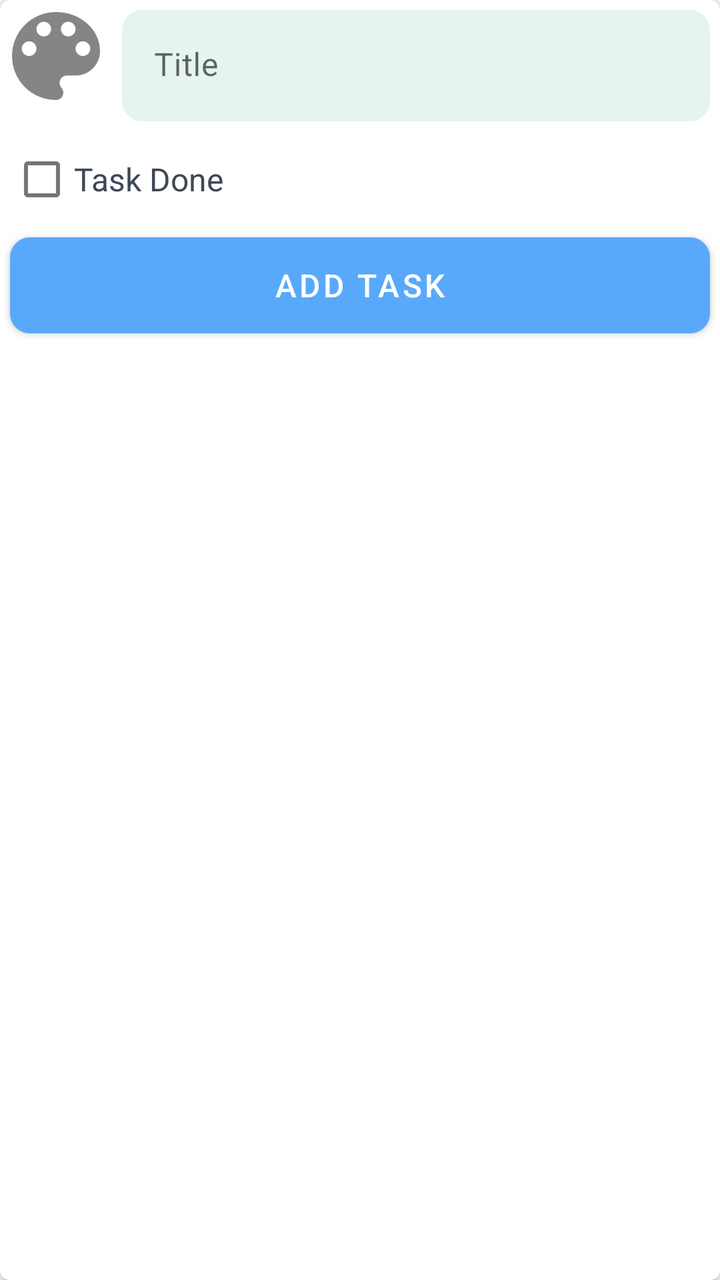
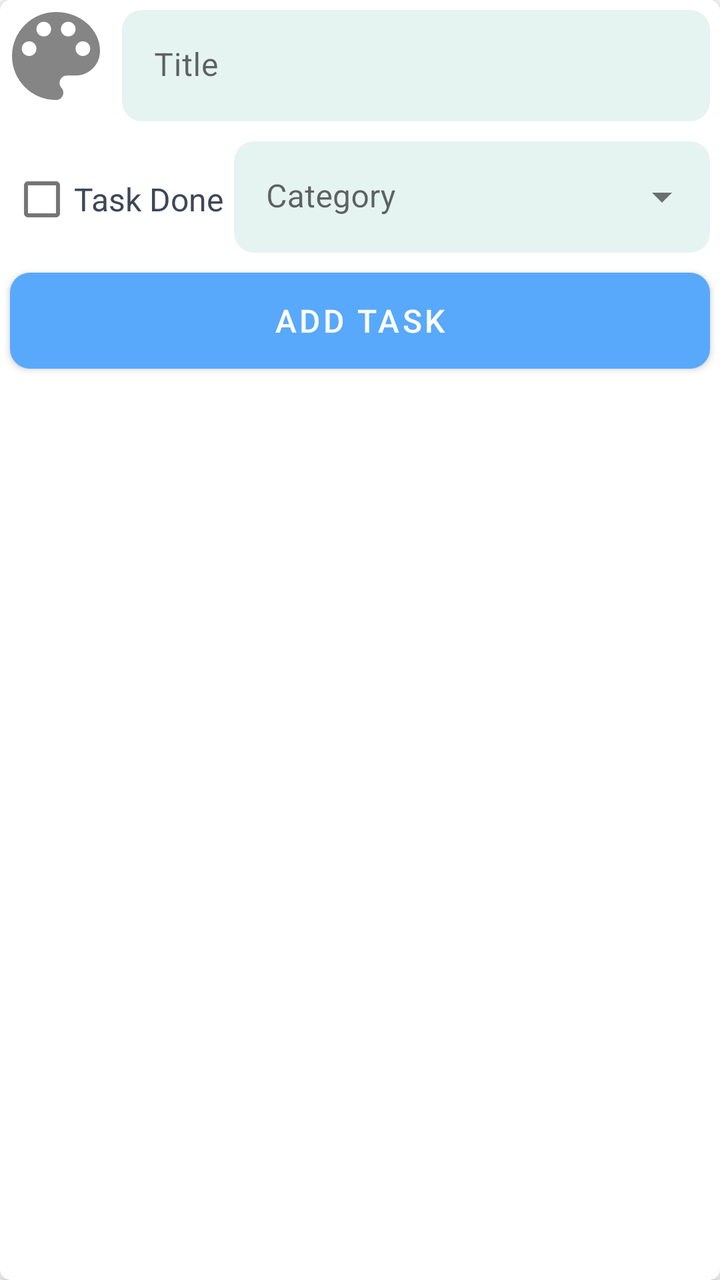

An Android layout rendered at two revisions. The XML below is the earlier revision; the diff shows what the commit changed to produce the second picture.
<!-- AndroidManifest.xml: application theme Theme.NotePad -->
<!-- res/layout/layout_bottom_sheet_add_task.xml -->
<?xml version="1.0" encoding="utf-8"?>
<androidx.cardview.widget.CardView xmlns:android="http://schemas.android.com/apk/res/android"
    xmlns:app="http://schemas.android.com/apk/res-auto"
    android:layout_width="match_parent"
    android:layout_height="wrap_content"
    app:cardBackgroundColor="?attr/backgroundColor"
    android:padding="5dp"
    app:cardCornerRadius="5dp"
    app:cardElevation="5dp"
    app:layout_behavior="android.support.design.widget.BottomSheetBehavior">

    <RelativeLayout
        android:layout_width="match_parent"
        android:layout_height="wrap_content">

        <ImageView
            android:id="@+id/imageViewChooseColor"
            android:layout_width="50dp"
            android:layout_height="50dp"
            android:layout_alignParentLeft="true"
            android:layout_margin="3dp"
            android:padding="3dp"
            android:src="@drawable/ic_color_palette" />

        <com.google.android.material.textfield.TextInputLayout
            android:id="@+id/textLayoutTitle"
            android:layout_toRightOf="@id/imageViewChooseColor"
            style="@style/textinputlayout_large"
            android:layout_width="match_parent"
            android:layout_height="wrap_content"
            android:layout_margin="5dp"
            app:boxBackgroundMode="filled"
            app:boxCornerRadiusBottomEnd="10dp"
            app:boxCornerRadiusBottomStart="10dp"
            app:boxCornerRadiusTopEnd="10dp"
            app:boxCornerRadiusTopStart="10dp"
            app:boxStrokeWidth="0dp"
            app:boxStrokeWidthFocused="0dp"
            app:endIconMode="clear_text">
            <com.google.android.material.textfield.TextInputEditText
                android:id="@+id/edittextTitle"
                style="@style/textViewTitle"
                android:layout_width="match_parent"
                android:layout_height="wrap_content"
                android:cursorVisible="true"
                android:hint="@string/title"
                android:maxLines="1"
                android:textAlignment="textStart" />
        </com.google.android.material.textfield.TextInputLayout>

        <CheckBox
            android:id="@+id/checkBoxIsChecked"
            style="@style/textViewTitle"
            android:layout_width="wrap_content"
            android:layout_height="wrap_content"
            android:layout_below="@id/textLayoutTitle"
            android:layout_alignParentLeft="true"
            android:layout_marginLeft="5dp"
            android:maxLines="1"
            android:text="@string/task_done" />

        <com.google.android.material.button.MaterialButton
            android:id="@+id/buttonAddCategory"
            style="@style/firstButton"
            android:layout_width="match_parent"
            android:layout_height="wrap_content"
            android:layout_below="@id/checkBoxIsChecked"
            android:layout_margin="5dp"
            android:text="@string/task_add" />

    </RelativeLayout>

</androidx.cardview.widget.CardView>
<!-- resources referenced by this layout -->
<resources>
  <string name="task_add">Add Task</string>
  <string name="task_done">Task Done</string>
  <string name="title">Title</string>
  <style name="firstButton">
          <item name="android:background">@drawable/first_button</item>
          <item name="fontPath">shabnamMedium.ttf</item>
          <item name="android:textColor">@color/white</item>
          <item name="android:textSize">16sp</item>
          <item name="android:paddingLeft">5dp</item>
          <item name="android:paddingRight">5dp</item>
          <item name="android:paddingTop">3dp</item>
          <item name="android:paddingBottom">3dp</item>
      </style>
  <style name="textViewTitle">
          <item name="android:textSize">16sp</item>
          <item name="android:textColor">?attr/textColor</item>
          <item name="fontPath">shabnamMedium.ttf</item>
      </style>
  <style name="textinputlayout_large" parent="Widget.MaterialComponents.TextInputLayout.FilledBox">
          <item name="boxBackgroundColor">?attr/searchBox</item>
          <item name="fontPath">shabnamMedium.ttf</item>
          <item name="backgroundColor">#00000000</item>
          <item name="android:textSize">18sp</item>
          <item name="hintTextColor">?attr/colorAccent</item>
          <item name="errorTextColor">?attr/colorAccent</item>
          <item name="android:textColor">?attr/textColor</item>
      </style>
  <style name="Theme.NotePad" parent="Theme.MaterialComponents.DayNight.NoActionBar">
          
          <item name="colorPrimary">@color/color_accent</item>
          <item name="colorPrimaryVariant">@color/message_error</item>
          <item name="colorOnPrimary">@color/message_success</item>
  
          <item name="colorAccent">@color/color_accent</item>
          <item name="messageSuccess">@color/message_success</item>
          <item name="messageInfo">@color/message_info</item>
          <item name="messageError">@color/message_error</item>
          <item name="backgroundColor">@color/white</item>
          <item name="searchBox">@color/search_box</item>
          <item name="textColor">@color/text_color</item>
          <item name="textDescription">@color/text_description</item>
      </style>
  <!-- drawable first_button (drawable) -->
  <?xml version="1.0" encoding="UTF-8"?>
  <selector xmlns:android="http://schemas.android.com/apk/res/android">
  
      <item android:state_pressed="true">
  
          <shape>
  
              <solid android:color="?attr/colorAccent" />
  
              <corners
                  android:bottomLeftRadius="10dp"
                  android:bottomRightRadius="10dp"
                  android:topLeftRadius="10dp"
                  android:topRightRadius="10dp" />
  
          </shape>
  
      </item>
  
      <item>
  
          <shape>
  
              <solid
                  android:color="?attr/colorAccent" />
  
              <corners
                  android:bottomLeftRadius="10dp"
                  android:bottomRightRadius="10dp"
                  android:topLeftRadius="10dp"
                  android:topRightRadius="10dp" />
  
              <padding
                  android:bottom="5dp"
                  android:left="5dp"
                  android:right="5dp"
                  android:top="5dp" />
  
          </shape>
  
      </item>
  
  </selector>
  <color name="white">#ffffff</color>
  <color name="color_accent">#58A9FB</color>
  <color name="message_error">#f480a6</color>
  <color name="message_success">#03edbf</color>
  <color name="message_info">#00f6eb</color>
  <color name="search_box">#e6f4f1</color>
  <color name="text_color">#3e4756</color>
  <color name="text_description">#a2acbd</color>
  <!-- unchanged entries left out for length: 1 -->
</resources>

<!-- the commit's change to res/layout/layout_bottom_sheet_add_task.xml (unified diff, before → after) -->
@@ -3,8 +3,8 @@
     xmlns:app="http://schemas.android.com/apk/res-auto"
     android:layout_width="match_parent"
     android:layout_height="wrap_content"
+    android:padding="5dp"
     app:cardBackgroundColor="?attr/backgroundColor"
-    android:padding="5dp"
     app:cardCornerRadius="5dp"
     app:cardElevation="5dp"
     app:layout_behavior="android.support.design.widget.BottomSheetBehavior">
@@ -24,11 +24,11 @@
 
         <com.google.android.material.textfield.TextInputLayout
             android:id="@+id/textLayoutTitle"
-            android:layout_toRightOf="@id/imageViewChooseColor"
             style="@style/textinputlayout_large"
             android:layout_width="match_parent"
             android:layout_height="wrap_content"
             android:layout_margin="5dp"
+            android:layout_toRightOf="@id/imageViewChooseColor"
             app:boxBackgroundMode="filled"
             app:boxCornerRadiusBottomEnd="10dp"
             app:boxCornerRadiusBottomStart="10dp"
@@ -56,15 +56,44 @@
             android:layout_below="@id/textLayoutTitle"
             android:layout_alignParentLeft="true"
             android:layout_marginLeft="5dp"
+            android:layout_marginTop="10dp"
             android:maxLines="1"
             android:text="@string/task_done" />
+
+        <com.google.android.material.textfield.TextInputLayout
+            android:id="@+id/spinnerCategoryLayout"
+            style="@style/Widget.MaterialComponents.TextInputLayout.FilledBox.ExposedDropdownMenu"
+            android:layout_width="wrap_content"
+            android:layout_height="wrap_content"
+            android:layout_below="@id/textLayoutTitle"
+            android:layout_alignParentRight="true"
+            android:layout_margin="5dp"
+            android:layout_toRightOf="@id/checkBoxIsChecked"
+            android:hint="@string/category"
+            android:minWidth="150dp"
+            app:boxBackgroundColor="?attr/searchBox"
+            app:boxCornerRadiusBottomEnd="10dp"
+            app:boxCornerRadiusBottomStart="10dp"
+            app:boxCornerRadiusTopEnd="10dp"
+            app:boxCornerRadiusTopStart="10dp"
+            app:boxStrokeColor="#00000000"
+            app:boxStrokeWidth="0dp">
+
+            <androidx.appcompat.widget.AppCompatAutoCompleteTextView
+                android:id="@+id/spinnerCategory"
+                android:layout_width="match_parent"
+                android:layout_height="wrap_content"
+                android:clickable="true"
+                android:dropDownHeight="wrap_content"
+                android:focusable="false"/>
+        </com.google.android.material.textfield.TextInputLayout>
 
         <com.google.android.material.button.MaterialButton
             android:id="@+id/buttonAddCategory"
             style="@style/firstButton"
             android:layout_width="match_parent"
             android:layout_height="wrap_content"
-            android:layout_below="@id/checkBoxIsChecked"
+            android:layout_below="@id/spinnerCategoryLayout"
             android:layout_margin="5dp"
             android:text="@string/task_add" />
 
<!-- resource entries referenced after the edit -->
@@ -1,5 +1,6 @@
 <!-- resources referenced by this layout -->
 <resources>
+  <string name="category">Category</string>
   <string name="task_add">Add Task</string>
   <string name="task_done">Task Done</string>
   <string name="title">Title</string>
